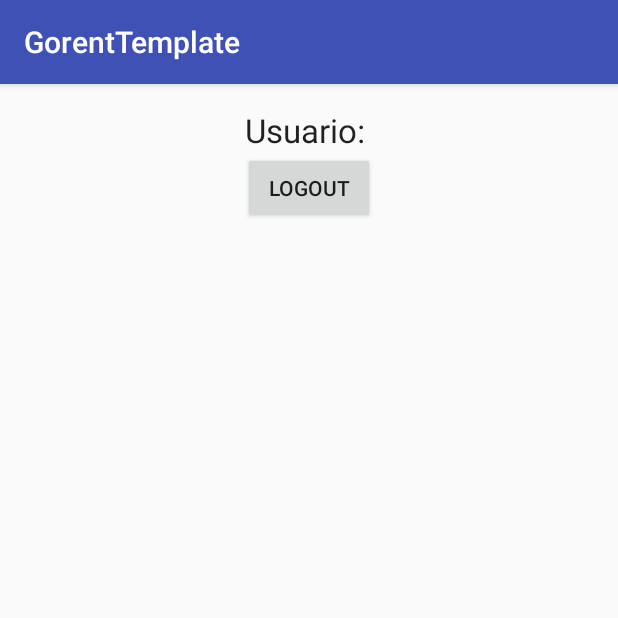
After one commit to gonuvem/GoRent, an Android app: the LogOutActivity screen opened directly, with no data from a screen before it, on a phone screen of 412 x 824 dp, the top half of it. The commit adds this screen. Run offline under Robolectric (Android 15) with nearby library versions, the phone set to English and light mode, and no system bars; our stand-ins replace Firebase (no records; nobody signed in at launch, a user with empty details on screens opened directly).

Commit message:
Adicionado método de logout e alterações na activity_main

```diff
--- a/app/src/main/AndroidManifest.xml
+++ b/app/src/main/AndroidManifest.xml
@@ -25,7 +25,8 @@
         <activity android:name=".controle.QrCodeActivity" />
         <activity android:name=".controle.CarDetail" />
         <activity android:name=".controle.LoginActivity" />
-        <activity android:name=".controle.RegisterActivity"></activity>
+        <activity android:name=".controle.RegisterActivity" />
+        <activity android:name=".controle.LogOutActivity"></activity>
     </application>
 
 </manifest>
--- /dev/null
+++ b/app/src/main/java/com/example/gorent/controle/LogOutActivity.java
@@ -0,0 +1,67 @@
+package com.example.gorent.controle;
+
+import android.content.Intent;
+import android.support.v7.app.AppCompatActivity;
+import android.os.Bundle;
+import android.view.View;
+import android.widget.Button;
+import android.widget.TextView;
+
+import com.example.gorent.R;
+import com.google.firebase.auth.FirebaseAuth;
+import com.google.firebase.auth.FirebaseUser;
+
+public class LogOutActivity extends AppCompatActivity implements View.OnClickListener {
+
+    //firebase auth object
+    private FirebaseAuth firebaseAuth;
+
+    //view objects
+    private TextView textViewUserEmail;
+    private Button buttonLogout;
+
+
+    @Override
+    protected void onCreate(Bundle savedInstanceState) {
+        super.onCreate(savedInstanceState);
+        setContentView(R.layout.activity_log_out);
+
+        //initializing firebase authentication object
+        firebaseAuth = FirebaseAuth.getInstance();
+
+        //if the user is not logged in
+        //that means current user will return null
+        if(firebaseAuth.getCurrentUser() == null){
+            //closing this activity
+            finish();
+            //starting login activity
+            startActivity(new Intent(this, LoginActivity.class));
+        }
+
+        //getting current user
+        FirebaseUser user = firebaseAuth.getCurrentUser();
+
+        //initializing views
+        textViewUserEmail = (TextView) findViewById(R.id.textViewUserEmail);
+        buttonLogout = (Button) findViewById(R.id.buttonLogout);
+
+        //displaying logged in user name
+        textViewUserEmail.setText("Usuario: "+user.getEmail());
+
+        //adding listener to button
+        buttonLogout.setOnClickListener(this);
+    }
+
+    @Override
+    public void onClick(View view) {
+        //if logout is pressed
+        if(view == buttonLogout){
+            //logging out the user
+            firebaseAuth.signOut();
+            //closing activity
+            finish();
+            //starting login activity
+            startActivity(new Intent(this, LoginActivity.class));
+        }
+    }
+}
--- /dev/null
+++ b/app/src/main/res/layout/activity_log_out.xml
@@ -0,0 +1,38 @@
+<?xml version="1.0" encoding="utf-8"?>
+<RelativeLayout xmlns:android="http://schemas.android.com/apk/res/android"
+    xmlns:tools="http://schemas.android.com/tools"
+    android:id="@+id/activity_log_out"
+    android:layout_width="match_parent"
+    android:layout_height="match_parent"
+    android:paddingBottom="@dimen/activity_vertical_margin"
+    android:paddingLeft="@dimen/activity_horizontal_margin"
+    android:paddingRight="@dimen/activity_horizontal_margin"
+    android:paddingTop="@dimen/activity_vertical_margin"
+    tools:context="com.example.gorent.controle.LogOutActivity">
+
+
+
+    <LinearLayout
+        android:orientation="vertical"
+        android:layout_width="match_parent"
+        android:layout_height="match_parent"
+        android:layout_centerVertical="true"
+        android:layout_centerHorizontal="true">
+
+
+        <TextView
+            android:layout_width="wrap_content"
+            android:layout_height="wrap_content"
+            android:textAppearance="?android:attr/textAppearanceLarge"
+            android:text="Large Text"
+            android:id="@+id/textViewUserEmail"
+            android:layout_gravity="center_horizontal" />
+
+        <Button
+            android:layout_width="wrap_content"
+            android:layout_height="wrap_content"
+            android:text="Logout"
+            android:id="@+id/buttonLogout"
+            android:layout_gravity="center_horizontal" />
+    </LinearLayout>
+</RelativeLayout>
--- a/app/src/main/res/values/colors.xml
+++ b/app/src/main/res/values/colors.xml
@@ -1,6 +1,6 @@
 <?xml version="1.0" encoding="utf-8"?>
 <resources>
-    <color name="colorPrimary">#3F51B5</color>
+    <color name="colorPrimary">#3f51b5</color>
     <color name="colorPrimaryDark">#303F9F</color>
     <color name="colorAccent">#FF4081</color>
 </resources>
```
Also changed, not shown: app/src/main/java/com/example/gorent/MainActivity.java (+16 -11 lines), app/src/main/res/layout/activity_main.xml (+19 -4 lines).
